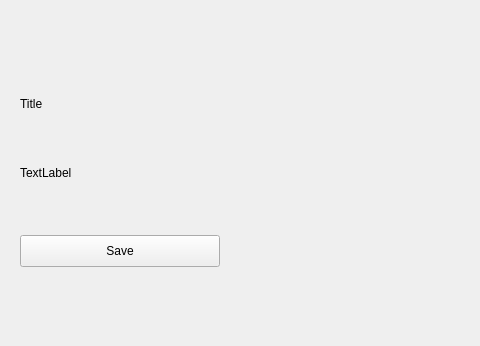
Qt form ui/result.ui (Achu-Worifung/quickMove) before a commit; both pictures show x 0 to 480 and y 0 to 346 of the 835 by 346 pixel window.
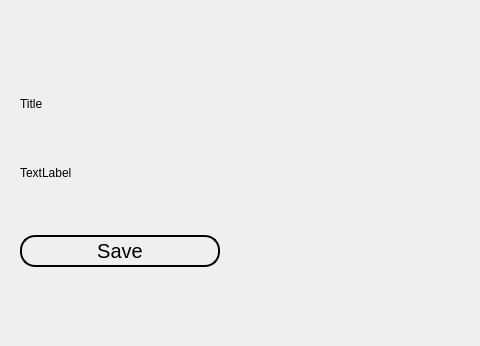
The same form after that commit.

Commit message: added display result and update and copy func

```diff
--- a/ui/result.ui
+++ b/ui/result.ui
@@ -71,6 +71,15 @@
             <height>60</height>
            </size>
           </property>
+          <property name="styleSheet">
+           <string notr="true">    border-style: outset;
+    border-width: 2px;
+    border-radius: 15px;
+    border-color: black;
+    padding: 4px;
+font:20px
+</string>
+          </property>
           <property name="text">
            <string>Save</string>
           </property>
```
Left out of the diff: 4 changed lines with no effect on the pictures. The commit also changes 2 other files.
